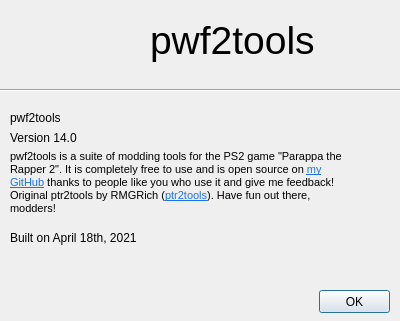
The window that QtGUI/pwf2about.ui (pahaze/pwf2tools-cpp) describes before a commit, drawn with Qt 5.
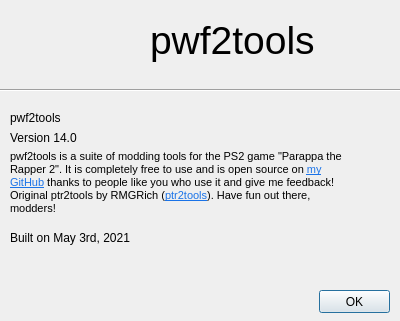
The same window after the commit. Icons and pictures are not drawn.

Patch:
```diff
--- a/QtGUI/pwf2about.ui
+++ b/QtGUI/pwf2about.ui
@@ -137,7 +137,7 @@
     </rect>
    </property>
    <property name="text">
-    <string>Built on April 18th, 2021</string>
+    <string>Built on May 3rd, 2021</string>
    </property>
   </widget>
   <widget class="QLabel" name="label">
```
